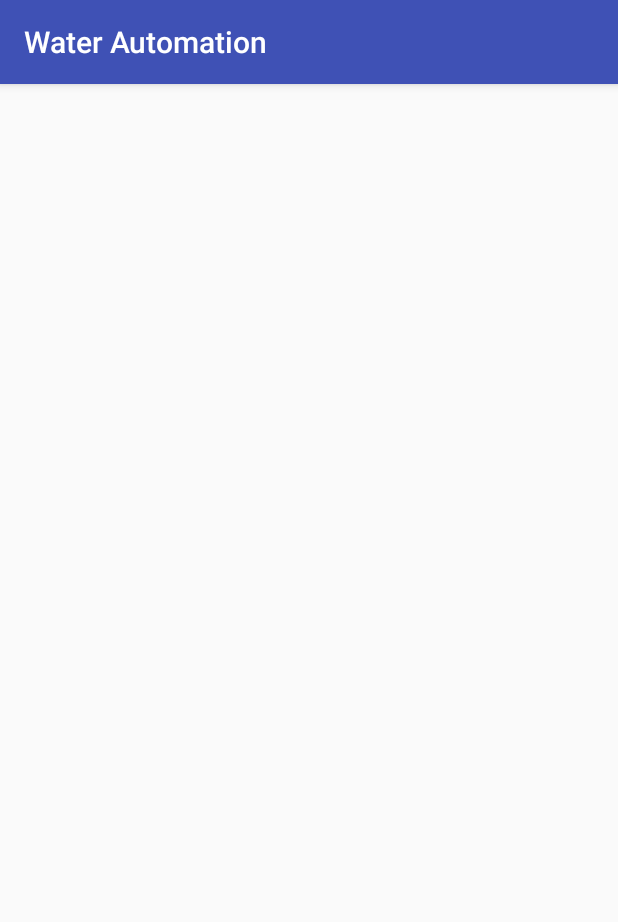
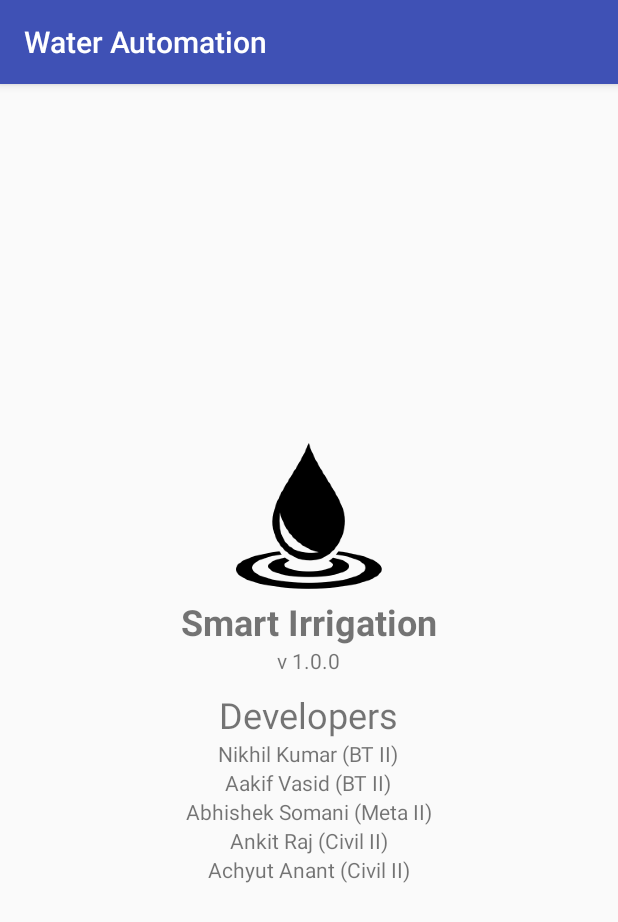
Before and after one commit to nikhilmuz/Water-Automation, an Android app: the screen it shows after launch (AboutActivity), in the side drawer, after a tap on "About", on a phone screen of 412 x 824 dp. Shown: the top 922 px of the screen. Run offline under Robolectric (Android 15) with nearby library versions, the phone set to English and light mode, and no system bars.

Commit message:
Added crop and about

```diff
--- a/app/build.gradle
+++ b/app/build.gradle
@@ -24,6 +24,8 @@ android {
 
 
 
+
+
 dependencies {
     implementation fileTree(dir: 'libs', include: ['*.jar'])
     implementation 'com.android.support:appcompat-v7:26.1.0'
--- a/app/src/main/java/ga/nikhilkumar/waterautomation/IrrigationFragment.java
+++ b/app/src/main/java/ga/nikhilkumar/waterautomation/IrrigationFragment.java
@@ -21,11 +21,10 @@ import com.android.volley.toolbox.Volley;
 
 public class IrrigationFragment extends Fragment {
 Button s1onbtn,s1offbtn,s1autobtn,s2onbtn,s2offbtn,s2autobtn,s3onbtn,s3offbtn,s3autobtn,s4onbtn,s4offbtn,s4autobtn;
-String ip="192.168.4.1";
+String ip=Vars.ip;
     public IrrigationFragment() {
         // Required empty public constructor
     }
-
 
     @Override
     public View onCreateView(LayoutInflater inflater, ViewGroup container,
--- a/app/src/main/java/ga/nikhilkumar/waterautomation/Login.java
+++ b/app/src/main/java/ga/nikhilkumar/waterautomation/Login.java
@@ -15,14 +15,12 @@ import java.util.List;
 
 public class Login extends AppCompatActivity {
 
-    EditText ssid,pwd;
+    String ssid="ESPap",pwd="thereisnospoon";
     Button login,ptp;
     @Override
     protected void onCreate(Bundle savedInstanceState) {
         super.onCreate(savedInstanceState);
         setContentView(R.layout.activity_login);
-        ssid=(EditText) findViewById(R.id.ssid);
-        pwd=(EditText) findViewById(R.id.pwd);
         login=(Button) findViewById(R.id.login);
         ptp=(Button) findViewById(R.id.ptp);
         final Context context=this.getApplicationContext();
@@ -32,11 +30,11 @@ public class Login extends AppCompatActivity {
             @Override
             public void onClick(View view) {
                 login.setEnabled(false);
-                Vars.connect_wifi(context, String.valueOf(ssid.getText()), String.valueOf(pwd.getText()));
+                Vars.connect_wifi(context, ssid, pwd);
                 while (!Vars.check_wifi_status(context)) {}
-                if (Vars.get_wifi_ssid(context).equals(String.format("\"%s\"", String.valueOf(ssid.getText())))) {
-                    Vars.put_string_sp(context,"ssid",String.valueOf(ssid.getText()));
-                    Vars.put_string_sp(context,"key",String.valueOf(pwd.getText()));
+                if (Vars.get_wifi_ssid(context).equals(String.format("\"%s\"", ssid))) {
+                    Vars.put_string_sp(context,"ssid",ssid);
+                    Vars.put_string_sp(context,"key",pwd);
                     login.setEnabled(true);
                     startActivity(dash);
                     finish();
--- a/app/src/main/java/ga/nikhilkumar/waterautomation/MainActivity.java
+++ b/app/src/main/java/ga/nikhilkumar/waterautomation/MainActivity.java
@@ -23,6 +23,13 @@ public class MainActivity extends AppCompatActivity
     protected void onCreate(Bundle savedInstanceState) {
         super.onCreate(savedInstanceState);
         setContentView(R.layout.activity_main);
+
+        //default fragment
+        android.support.v4.app.FragmentTransaction ft = getSupportFragmentManager().beginTransaction();
+        ft.replace(R.id.main_frame, new WelcomeFragment());
+        ft.disallowAddToBackStack();
+        ft.commit();
+
         Toolbar toolbar = (Toolbar) findViewById(R.id.toolbar);
         setSupportActionBar(toolbar);
 
--- a/app/src/main/java/ga/nikhilkumar/waterautomation/Vars.java
+++ b/app/src/main/java/ga/nikhilkumar/waterautomation/Vars.java
@@ -24,6 +24,7 @@ import static android.content.Context.WIFI_SERVICE;
  */
 
 public class Vars {
+    public static String ip = "192.168.4.1";
     static void connect_wifi(Context context,String ssid,String key){
         WifiConfiguration wifiConfig = new WifiConfiguration();
         wifiConfig.SSID = String.format("\"%s\"", ssid);
--- /dev/null
+++ b/app/src/main/java/ga/nikhilkumar/waterautomation/WelcomeFragment.java
@@ -0,0 +1,29 @@
+package ga.nikhilkumar.waterautomation;
+
+
+import android.os.Bundle;
+import android.support.v4.app.Fragment;
+import android.view.LayoutInflater;
+import android.view.View;
+import android.view.ViewGroup;
+
+
+/**
+ * A simple {@link Fragment} subclass.
+ */
+public class WelcomeFragment extends Fragment {
+
+
+    public WelcomeFragment() {
+        // Required empty public constructor
+    }
+
+
+    @Override
+    public View onCreateView(LayoutInflater inflater, ViewGroup container,
+                             Bundle savedInstanceState) {
+        // Inflate the layout for this fragment
+        return inflater.inflate(R.layout.fragment_welcome, container, false);
+    }
+
+}
--- a/app/src/main/res/layout/activity_about.xml
+++ b/app/src/main/res/layout/activity_about.xml
@@ -6,4 +6,68 @@
     android:layout_height="match_parent"
     tools:context="ga.nikhilkumar.waterautomation.AboutActivity">
 
+    <LinearLayout
+        android:layout_width="match_parent"
+        android:layout_height="match_parent"
+        android:gravity="center"
+        android:orientation="vertical">
+
+        <ImageView
+            android:id="@+id/imageView2"
+            android:layout_width="match_parent"
+            android:layout_height="wrap_content"
+            app:srcCompat="@mipmap/ic_launcher_foreground" />
+
+        <TextView
+            android:id="@+id/textView2"
+            android:layout_width="wrap_content"
+            android:layout_height="wrap_content"
+            android:text="Smart Irrigation"
+            android:textSize="24sp"
+            android:textStyle="bold" />
+
+        <TextView
+            android:id="@+id/textView3"
+            android:layout_width="wrap_content"
+            android:layout_height="wrap_content"
+            android:text="v 1.0.0" />
+
+        <TextView
+            android:id="@+id/textView4"
+            android:layout_width="wrap_content"
+            android:layout_height="wrap_content"
+            android:paddingTop="10dp"
+            android:text="Developers"
+            android:textSize="24sp" />
+
+        <TextView
+            android:id="@+id/textView5"
+            android:layout_width="wrap_content"
+            android:layout_height="wrap_content"
+            android:text="Nikhil Kumar (BT II)" />
+
+        <TextView
+            android:id="@+id/textView6"
+            android:layout_width="wrap_content"
+            android:layout_height="wrap_content"
+            android:text="Aakif Vasid (BT II)" />
+
+        <TextView
+            android:id="@+id/textView7"
+            android:layout_width="wrap_content"
+            android:layout_height="wrap_content"
+            android:text="Abhishek Somani (Meta II)" />
+
+        <TextView
+            android:id="@+id/textView8"
+            android:layout_width="wrap_content"
+            android:layout_height="wrap_content"
+            android:text="Ankit Raj (Civil II)" />
+
+        <TextView
+            android:id="@+id/textView9"
+            android:layout_width="wrap_content"
+            android:layout_height="wrap_content"
+            android:text="Achyut Anant (Civil II)" />
+    </LinearLayout>
 </android.support.constraint.ConstraintLayout>
--- a/app/src/main/res/layout/fragment_setting.xml
+++ b/app/src/main/res/layout/fragment_setting.xml
@@ -8,6 +8,7 @@
     <TextView
         android:layout_width="match_parent"
         android:layout_height="match_parent"
-        android:text="@string/hello_blank_fragment" />
+        android:gravity="center"
+        android:text="Under Development" />
 
 </FrameLayout>
--- a/app/src/main/res/menu/main.xml
+++ b/app/src/main/res/menu/main.xml
@@ -4,6 +4,5 @@
     <item
         android:id="@+id/logout"
         android:title="@string/logout"
-        app:showAsAction="always"
-        />
+        app:showAsAction="always" />
 </menu>
--- a/app/src/main/res/values/strings.xml
+++ b/app/src/main/res/values/strings.xml
@@ -1,6 +1,6 @@
 <resources>
     <string name="app_name">Water Automation</string>
-    <string name="logout">Logout</string>
+    <string name="logout">Disconnect</string>
     <string name="title_activity_main">MainActivity</string>
 
     <string name="navigation_drawer_open">Open navigation drawer</string>
```
Also changed, not shown: app/src/main/java/ga/nikhilkumar/waterautomation/CropFragment.java (+39 -4 lines), app/src/main/res/layout/activity_login.xml (+11 -18 lines), app/src/main/res/layout/fragment_crop.xml (+29 -1 lines), app/src/main/res/layout/fragment_welcome.xml (added, +36 -0 lines).
